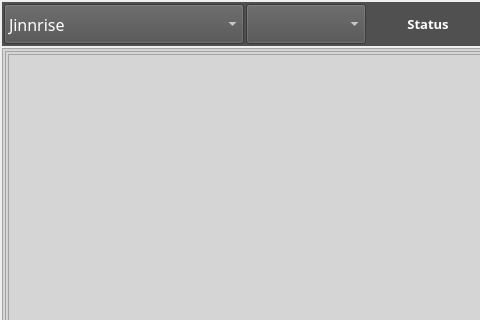
The window that Kute/art_Wiz/art_wiz.ui (abble/schtool) describes before a commit, drawn with Qt 5; both pictures show x 0 to 480 and y 0 to 320 of the 980 by 451 pixel window.
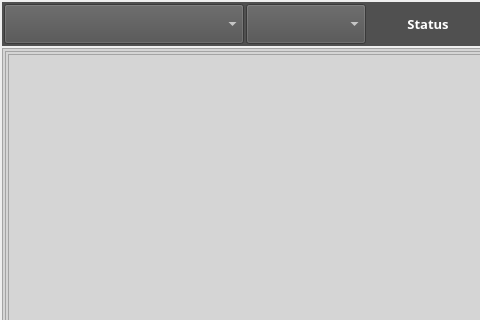
The same window after the commit. Icons and pictures are not drawn.

```diff
--- a/Kute/art_Wiz/art_wiz.ui
+++ b/Kute/art_Wiz/art_wiz.ui
@@ -93,16 +93,6 @@
         <property name="styleSheet">
          <string notr="true">color: rgb(255, 255, 255);</string>
         </property>
-        <item>
-         <property name="text">
-          <string>Jinnrise</string>
-         </property>
-        </item>
-        <item>
-         <property name="text">
-          <string>MaskMasters_SE02</string>
-         </property>
-        </item>
        </widget>
       </item>
       <item>
```
